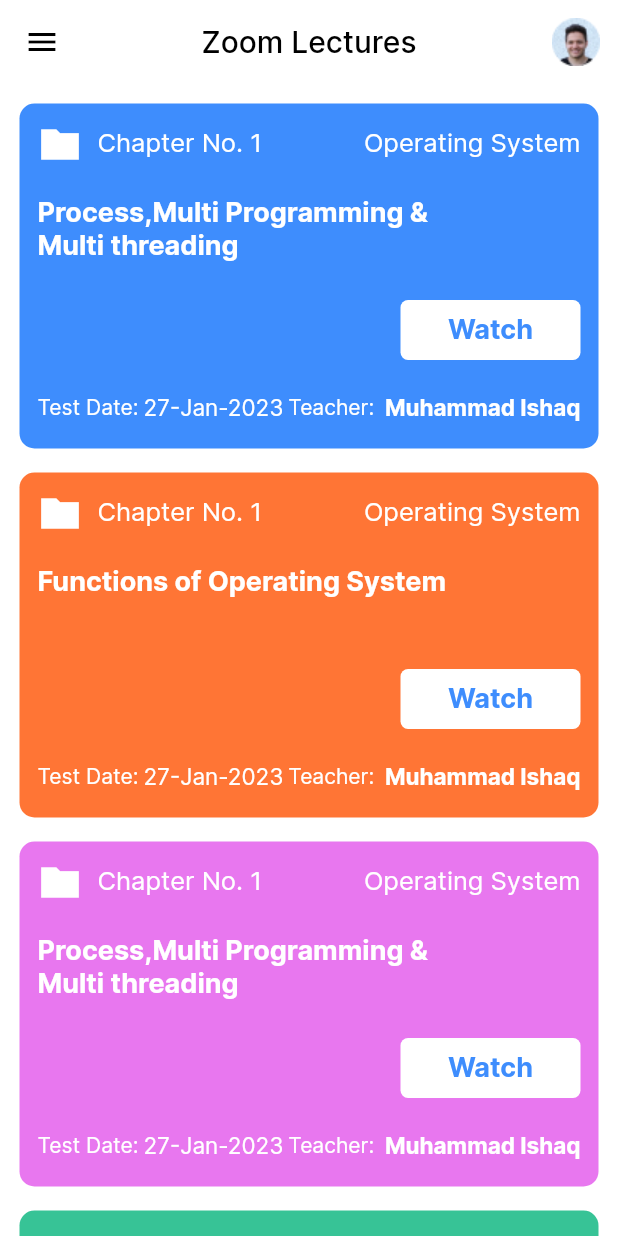
After one commit to flutternoor/pms_projects, a Flutter app: the ZoomLecturesScreen screen opened directly, on a phone screen of 412 x 824 dp. The commit adds this screen. Run offline on Flutter 3.47's test engine with Material 2 defaults, Android fonts, the phone set to English and light mode, and no system bars.

Commit message:
add some new file

```diff
--- a/lib/constants/constants.dart
+++ b/lib/constants/constants.dart
@@ -6,6 +6,6 @@ import 'package:flutter/material.dart';
   const kGreenColor = Color(0xff37C396);
   const kLightPinkColor = Color(0xffFF988B);
   const kLightCreemColor = Color(0xffFFCD90);
-  const kPurpleColor = Color(0xffE877EF);
+  const kPinkColor = Color(0xffE877EF);
   const kLightBlackColor = Color(0xff565153);
   const kAppColor = Color(0xffFF7535);
--- a/lib/ui/home_screen/subject_screen/maths_screen/maths_screen.dart
+++ b/lib/ui/home_screen/subject_screen/maths_screen/maths_screen.dart
@@ -21,9 +21,9 @@ class MathsScreen extends StatelessWidget {
             titleText: 'Subject Notes', iconColor: kBlueColor,),
           SubjectSetailsScreenWidget(
             onTap: () {  },
-            containerColor: kPurpleColor.withOpacity(.2),
+            containerColor: kPinkColor.withOpacity(.2),
             containerIcon: Icons.edit_outlined,
-            iconColor: kPurpleColor,
+            iconColor: kPinkColor,
             titleText: 'Assignments',
 
           ),
--- /dev/null
+++ b/lib/ui/lectures_screen/zoom_lectures/zoom_lectures.dart
@@ -0,0 +1,56 @@
+import 'package:flutter/material.dart';
+
+import '../../../constants/constants.dart';
+import '../../../widgets/zoom_lectures_container_widget.dart';
+class ZoomLecturesScreen extends StatelessWidget {
+  const ZoomLecturesScreen({Key? key}) : super(key: key);
+
+  @override
+  Widget build(BuildContext context) {
+    return Scaffold(
+        backgroundColor: Colors.white,
+        appBar: AppBar(
+          backgroundColor: Colors.white,
+          elevation: 0,
+          iconTheme: const IconThemeData(color: Colors.black),
+          leading: Builder(
+            builder: (BuildContext context) {
+              return IconButton(
+                icon: const Icon(
+                  Icons.menu_outlined,
+                ),
+                onPressed: () {
+                  Scaffold.of(context).openDrawer();
+                },
+                tooltip: MaterialLocalizations.of(context).openAppDrawerTooltip,
+              );
+            },
+          ),
+         title:const Center(child:  Text('Zoom Lectures',style:  TextStyle(color: Colors.black),)),
+
+          actions: [
+            Image.asset('assets/images/title_img.png'),
+          ],
+
+        ),
+        drawer: const Drawer(
+          backgroundColor: Colors.orange,
+        ),
+      body: SingleChildScrollView(
+        child: Padding(
+          padding: const EdgeInsets.all(5.0),
+          child: Column(
+            children: const[
+              ZoomLecturesContainerWidget(subjectName: 'Process,Multi Programming & \nMulti threading', containerColor: kLightBlueColor,),
+              ZoomLecturesContainerWidget(subjectName: 'Functions of Operating System\n', containerColor: kAppColor,),
+              ZoomLecturesContainerWidget(subjectName: 'Process,Multi Programming & \nMulti threading', containerColor: kPinkColor,),
+              ZoomLecturesContainerWidget(subjectName: 'Functions of Operating System', containerColor: kGreenColor,),
+              ZoomLecturesContainerWidget(subjectName: 'Process,Multi Programming & \nMulti threading', containerColor: kLightBlueColor,),
+
+            ],
+          ),
+        ),
+      ),
+    );
+  }
+}
--- /dev/null
+++ b/lib/widgets/zoom_lectures_container_widget.dart
@@ -0,0 +1,86 @@
+import 'package:flutter/material.dart';
+
+import '../constants/constants.dart';
+class ZoomLecturesContainerWidget extends StatelessWidget {
+  const ZoomLecturesContainerWidget({
+    required  this.containerColor,
+    required this.subjectName,
+    Key? key,
+  }) : super(key: key);
+
+  final containerColor;
+  final subjectName;
+
+  @override
+  Widget build(BuildContext context) {
+    return Padding(
+      padding: const EdgeInsets.all(8.0),
+      child: Container(
+        height: 230,
+        decoration:BoxDecoration(
+          borderRadius:  BorderRadius.circular(10),
+          color: containerColor,
+        ),
+        child: Padding(
+          padding: const EdgeInsets.all(12.0),
+          child: Column(
+            mainAxisAlignment: MainAxisAlignment.spaceBetween,
+            crossAxisAlignment: CrossAxisAlignment.start,
+            children: [
+              Row(
+                mainAxisAlignment: MainAxisAlignment.spaceBetween,
+                children: [
+                  Row(
+                    children: const [
+                      Icon(Icons.folder_sharp,size: 30,color: Colors.white,),
+                      SizedBox(width: 10,),
+                      Text('Chapter No. 1',style: TextStyle(color: Colors.white,fontSize: 17),)
+
+                    ],
+                  ),
+                  const Text('Operating System',style: TextStyle(color: Colors.white,fontSize: 17),)
+                ],
+              ),
+
+               Padding(
+                padding:  const EdgeInsets.only(top: 20.0),
+                child: Text(subjectName.toString(),textAlign: TextAlign.justify,style: const TextStyle(color: Colors.white,fontSize: 18,fontWeight: FontWeight.bold),),
+              ),
+              Padding(
+                padding: const EdgeInsets.only(top: 25.0),
+                child: Align(
+                  alignment: Alignment.centerRight,
+                  child: Container(
+                    height: 40,
+                    width: 120,
+                    decoration: BoxDecoration(
+                      color: Colors.white,
+                      borderRadius: BorderRadius.circular(5),
+                    ),
+                    child: const Center(child:  Text('Watch',style: TextStyle(fontSize: 18,color: kLightBlueColor,fontWeight: FontWeight.bold),),),
+                  ),
+                ),
+              ),
+              const SizedBox(height: 15,),
+              Expanded(
+                child: Row(
+                  mainAxisAlignment: MainAxisAlignment.spaceBetween,
+                  children: const [
+                    Text('Test Date:',style: TextStyle(color: Colors.white,fontSize: 14)),
+                    Text('27-Jan-2023',style: TextStyle(color: Colors.white,fontSize: 15)),
+                    Text('Teacher: ',style: TextStyle(color: Colors.white,fontSize: 14)),
+                    Text('Muhammad Ishaq',style: TextStyle(color: Colors.white,fontSize: 15,fontWeight: FontWeight.bold)),
+
+
+                  ],
+                ),
+              ),
+
+            ],
+          ),
+        )
+        ,
+      ),
+    );
+  }
+}
```
Also changed, not shown: lib/ui/lectures_screen/lectures_screen.dart (+28 -19 lines), lib/widgets/lectures_screen_list_tile_widget.dart (+6 -1 lines).
